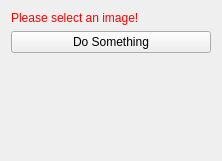
This is Plugins/org.mitk.gui.qt.endoscopevisualization/src/internal/EndoscopeVisualizationControls.ui in heinpa02/EndoscopeVisualizationPlugin as Qt 5 draws it before an edit. The edited form follows.
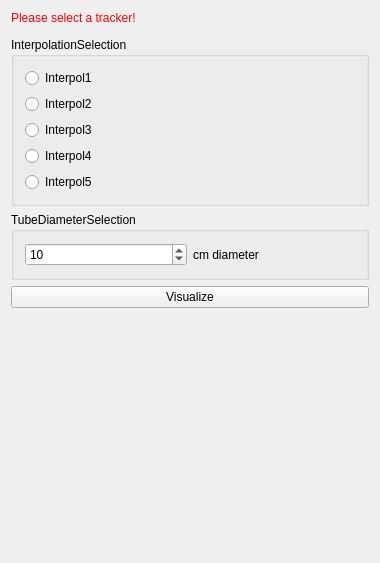
This is the edited form. Custom widgets are drawn as their Qt base class.

Patch:
```diff
--- a/Plugins/org.mitk.gui.qt.endoscopevisualization/src/internal/EndoscopeVisualizationControls.ui
+++ b/Plugins/org.mitk.gui.qt.endoscopevisualization/src/internal/EndoscopeVisualizationControls.ui
@@ -6,8 +6,8 @@
    <rect>
     <x>0</x>
     <y>0</y>
-    <width>222</width>
-    <height>161</height>
+    <width>380</width>
+    <height>563</height>
    </rect>
   </property>
   <property name="minimumSize">
@@ -26,17 +26,99 @@
       <string notr="true">QLabel { color: rgb(255, 0, 0) }</string>
      </property>
      <property name="text">
-      <string>Please select an image!</string>
+      <string>Please select a tracker!</string>
      </property>
     </widget>
    </item>
+   <item>
+    <widget class="QmitkNavigationDataSourceSelectionWidget" name="widget" native="true"/>
+   </item>
+   <item>
+    <widget class="QGroupBox" name="InterpoaltionSelection">
+     <property name="enabled">
+      <bool>true</bool>
+     </property>
+     <property name="title">
+      <string>InterpolationSelection</string>
+     </property>
+     <layout class="QVBoxLayout" name="verticalLayout_2">
+      <item>
+       <widget class="QRadioButton" name="Interpol1">
+        <property name="text">
+         <string>Interpol1</string>
+        </property>
+       </widget>
+      </item>
+      <item>
+       <widget class="QRadioButton" name="Interpol2">
+        <property name="text">
+         <string>Interpol2</string>
+        </property>
+       </widget>
+      </item>
+      <item>
+       <widget class="QRadioButton" name="Interpol3">
+        <property name="text">
+         <string>Interpol3</string>
+        </property>
+       </widget>
+      </item>
+      <item>
+       <widget class="QRadioButton" name="Interpol4">
+        <property name="text">
+         <string>Interpol4</string>
+        </property>
+       </widget>
+      </item>
+      <item>
+       <widget class="QRadioButton" name="Interpol5">
+        <property name="text">
+         <string>Interpol5</string>
+        </property>
+       </widget>
+      </item>
+     </layout>
+    </widget>
+   </item>
+   <item>
+    <widget class="QGroupBox" name="TubeDiameterSelection">
+     <property name="title">
+      <string>TubeDiameterSelection</string>
+     </property>
+     <layout class="QGridLayout" name="gridLayout">
+      <item row="0" column="1">
+       <widget class="QLabel" name="label">
+        <property name="text">
+         <string>cm diameter</string>
+        </property>
+       </widget>
+      </item>
+      <item row="0" column="0">
+       <widget class="QSpinBox" name="spinBoxTubeDiameter">
+        <property name="minimum">
+         <number>8</number>
+        </property>
+        <property name="maximum">
+         <number>12</number>
+        </property>
+        <property name="singleStep">
+         <number>1</number>
+        </property>
+        <property name="value">
+         <number>10</number>
+        </property>
+       </widget>
+      </item>
+     </layout>
+    </widget>
+   </item>
    <item>
     <widget class="QPushButton" name="buttonPerformImageProcessing">
      <property name="toolTip">
       <string>Do image processing</string>
      </property>
      <property name="text">
-      <string>Do Something</string>
+      <string>Visualize</string>
      </property>
     </widget>
    </item>
@@ -59,6 +141,14 @@
   </layout>
  </widget>
  <layoutdefault spacing="6" margin="11"/>
+ <customwidgets>
+  <customwidget>
+   <class>QmitkNavigationDataSourceSelectionWidget</class>
+   <extends>QWidget</extends>
+   <header>qmitknavigationdatasourceselectionwidget.h</header>
+   <container>1</container>
+  </customwidget>
+ </customwidgets>
  <resources/>
  <connections/>
 </ui>
```
Left out of the diff: 3 changed lines with no effect on the pictures.
